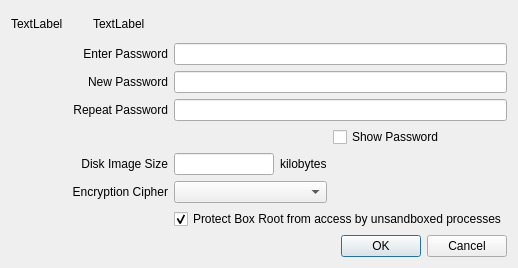
Qt form SandboxiePlus/SandMan/Forms/BoxImageWindow.ui (sandboxie-plus/Sandboxie) before a commit.
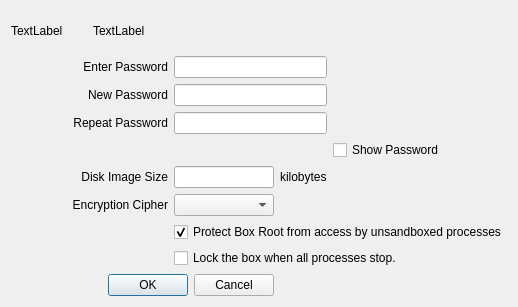
The same form after that commit.

Diff of the .ui file:
```diff
--- a/SandboxiePlus/SandMan/Forms/BoxImageWindow.ui
+++ b/SandboxiePlus/SandMan/Forms/BoxImageWindow.ui
@@ -7,7 +7,7 @@
     <x>0</x>
     <y>0</y>
     <width>518</width>
-    <height>268</height>
+    <height>307</height>
    </rect>
   </property>
   <property name="sizePolicy">
@@ -25,73 +25,7 @@
   <property name="windowTitle">
    <string>Form</string>
   </property>
-  <layout class="QGridLayout" name="gridLayout_2">
-   <item row="0" column="0">
     <layout class="QGridLayout" name="gridLayout">
-     <item row="5" column="3">
-      <widget class="QLabel" name="lblImageSizeKb">
-       <property name="sizePolicy">
-        <sizepolicy hsizetype="Maximum" vsizetype="Preferred">
-         <horstretch>0</horstretch>
-         <verstretch>0</verstretch>
-        </sizepolicy>
-       </property>
-       <property name="text">
-        <string>kilobytes</string>
-       </property>
-      </widget>
-     </item>
-     <item row="2" column="2" colspan="3">
-      <widget class="QLineEdit" name="txtNewPassword">
-       <property name="echoMode">
-        <enum>QLineEdit::Password</enum>
-       </property>
-      </widget>
-     </item>
-     <item row="3" column="2" colspan="3">
-      <widget class="QLineEdit" name="txtRepeatPassword">
-       <property name="echoMode">
-        <enum>QLineEdit::Password</enum>
-       </property>
-      </widget>
-     </item>
-     <item row="7" column="2" colspan="3">
-      <widget class="QCheckBox" name="chkProtect">
-       <property name="text">
-        <string>Protect Box Root from access by unsandboxed processes</string>
-       </property>
-       <property name="checked">
-        <bool>true</bool>
-       </property>
-      </widget>
-     </item>
-     <item row="5" column="2">
-      <widget class="QLineEdit" name="txtImageSize">
-       <property name="maximumSize">
-        <size>
-         <width>100</width>
-         <height>16777215</height>
-        </size>
-       </property>
-      </widget>
-     </item>
-     <item row="8" column="0" colspan="5">
-      <widget class="QDialogButtonBox" name="buttonBox">
-       <property name="standardButtons">
-        <set>QDialogButtonBox::Cancel|QDialogButtonBox::Ok</set>
-       </property>
-      </widget>
-     </item>
-     <item row="6" column="2" colspan="2">
-      <widget class="QComboBox" name="cmbCipher"/>
-     </item>
-     <item row="1" column="2" colspan="3">
-      <widget class="QLineEdit" name="txtPassword">
-       <property name="echoMode">
-        <enum>QLineEdit::Password</enum>
-       </property>
-      </widget>
-     </item>
      <item row="0" column="0">
       <widget class="QLabel" name="lblIcon">
        <property name="text">
@@ -99,10 +33,13 @@
        </property>
       </widget>
      </item>
-     <item row="4" column="4">
-      <widget class="QCheckBox" name="chkShow">
+   <item row="0" column="1" colspan="2">
+    <widget class="QLabel" name="lblInfo">
        <property name="text">
-        <string>Show Password</string>
+      <string>TextLabel</string>
+     </property>
+     <property name="wordWrap">
+      <bool>true</bool>
        </property>
       </widget>
      </item>
@@ -116,6 +53,13 @@
        </property>
       </widget>
      </item>
+   <item row="1" column="2" colspan="2">
+    <widget class="QLineEdit" name="txtPassword">
+     <property name="echoMode">
+      <enum>QLineEdit::Password</enum>
+     </property>
+    </widget>
+   </item>
      <item row="2" column="0" colspan="2">
       <widget class="QLabel" name="lblNewPassword">
        <property name="text">
@@ -126,6 +70,13 @@
        </property>
       </widget>
      </item>
+   <item row="2" column="2" colspan="2">
+    <widget class="QLineEdit" name="txtNewPassword">
+     <property name="echoMode">
+      <enum>QLineEdit::Password</enum>
+     </property>
+    </widget>
+   </item>
      <item row="3" column="0" colspan="2">
       <widget class="QLabel" name="lblRepeatPassword">
        <property name="text">
@@ -136,6 +87,20 @@
        </property>
       </widget>
      </item>
+   <item row="3" column="2" colspan="2">
+    <widget class="QLineEdit" name="txtRepeatPassword">
+     <property name="echoMode">
+      <enum>QLineEdit::Password</enum>
+     </property>
+    </widget>
+   </item>
+   <item row="4" column="4">
+    <widget class="QCheckBox" name="chkShow">
+     <property name="text">
+      <string>Show Password</string>
+     </property>
+    </widget>
+   </item>
      <item row="5" column="0" colspan="2">
       <widget class="QLabel" name="lblImageSize">
        <property name="text">
@@ -146,6 +111,29 @@
        </property>
       </widget>
      </item>
+   <item row="5" column="2">
+    <widget class="QLineEdit" name="txtImageSize">
+     <property name="maximumSize">
+      <size>
+       <width>100</width>
+       <height>16777215</height>
+      </size>
+     </property>
+    </widget>
+   </item>
+   <item row="5" column="3">
+    <widget class="QLabel" name="lblImageSizeKb">
+     <property name="sizePolicy">
+      <sizepolicy hsizetype="Maximum" vsizetype="Preferred">
+       <horstretch>0</horstretch>
+       <verstretch>0</verstretch>
+      </sizepolicy>
+     </property>
+     <property name="text">
+      <string>kilobytes</string>
+     </property>
+    </widget>
+   </item>
      <item row="6" column="0" colspan="2">
       <widget class="QLabel" name="lblCipher">
        <property name="text">
@@ -156,17 +144,32 @@
        </property>
       </widget>
      </item>
-     <item row="0" column="1" colspan="4">
-      <widget class="QLabel" name="lblInfo">
+   <item row="6" column="2">
+    <widget class="QComboBox" name="cmbCipher"/>
+   </item>
+   <item row="7" column="2" colspan="3">
+    <widget class="QCheckBox" name="chkProtect">
        <property name="text">
-        <string>TextLabel</string>
-       </property>
-       <property name="wordWrap">
+      <string>Protect Box Root from access by unsandboxed processes</string>
+     </property>
+     <property name="checked">
         <bool>true</bool>
        </property>
       </widget>
      </item>
-    </layout>
+   <item row="8" column="2" colspan="3">
+    <widget class="QCheckBox" name="chkAutoLock">
+     <property name="text">
+      <string>Lock the box when all processes stop.</string>
+     </property>
+    </widget>
+   </item>
+   <item row="9" column="0" colspan="3">
+    <widget class="QDialogButtonBox" name="buttonBox">
+     <property name="standardButtons">
+      <set>QDialogButtonBox::Cancel|QDialogButtonBox::Ok</set>
+     </property>
+    </widget>
    </item>
   </layout>
  </widget>
```
Lines whose indentation alone changed are shown as unchanged.
